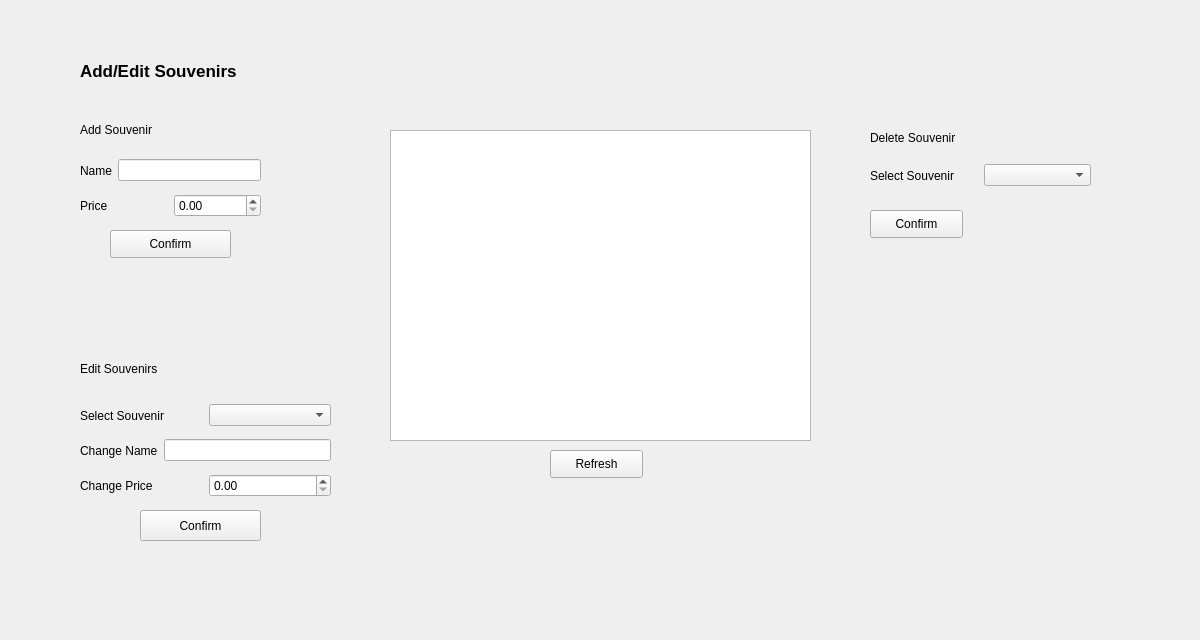
moetaei/CS1D-Basketball, file CS1D-Basketball-master/Basketball/adminsouvenirs.ui: the form before one commit.
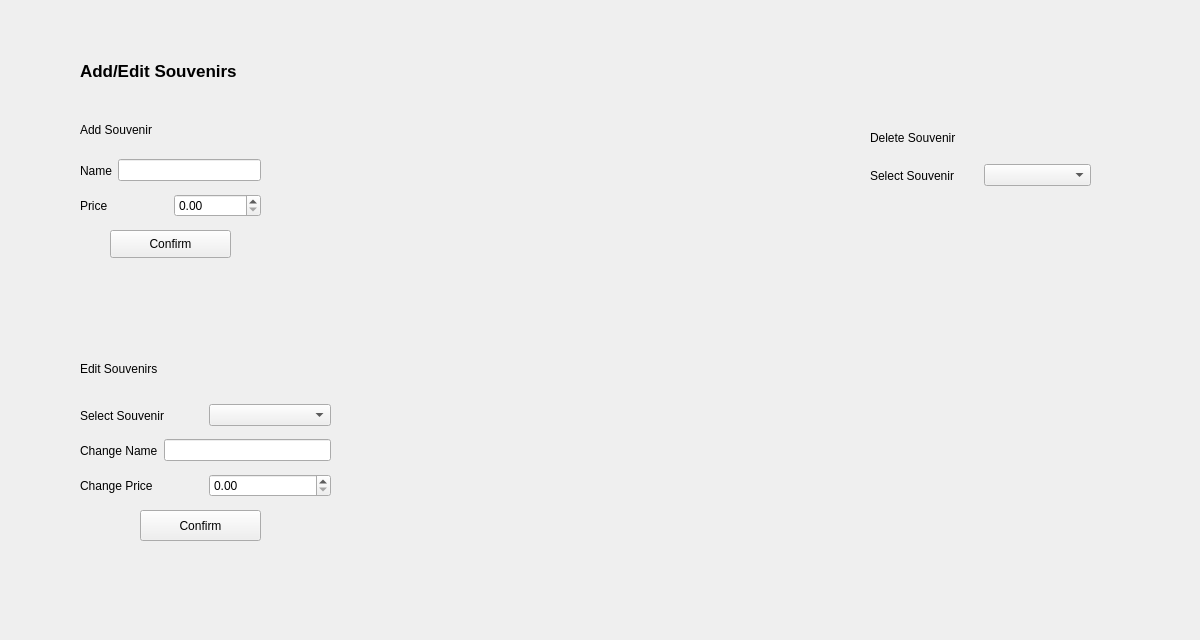
The form after the commit.

What changed in the file:
```diff
--- a/CS1D-Basketball-master/Basketball/adminsouvenirs.ui
+++ b/CS1D-Basketball-master/Basketball/adminsouvenirs.ui
@@ -37,16 +37,6 @@
     <enum>Qt::PlainText</enum>
    </property>
   </widget>
-  <widget class="QTableView" name="souvenirTable">
-   <property name="geometry">
-    <rect>
-     <x>390</x>
-     <y>130</y>
-     <width>421</width>
-     <height>311</height>
-    </rect>
-   </property>
-  </widget>
   <widget class="QWidget" name="horizontalLayoutWidget">
    <property name="geometry">
     <rect>
@@ -197,19 +187,6 @@
     </item>
    </layout>
   </widget>
-  <widget class="QPushButton" name="pushButton_3">
-   <property name="geometry">
-    <rect>
-     <x>870</x>
-     <y>210</y>
-     <width>93</width>
-     <height>28</height>
-    </rect>
-   </property>
-   <property name="text">
-    <string>Confirm</string>
-   </property>
-  </widget>
   <widget class="QLabel" name="addSouvLabel">
    <property name="geometry">
     <rect>
@@ -267,19 +244,6 @@
     </item>
    </layout>
   </widget>
-  <widget class="QPushButton" name="refreshTable">
-   <property name="geometry">
-    <rect>
-     <x>550</x>
-     <y>450</y>
-     <width>93</width>
-     <height>28</height>
-    </rect>
-   </property>
-   <property name="text">
-    <string>Refresh</string>
-   </property>
-  </widget>
  </widget>
  <resources/>
  <connections/>
```
